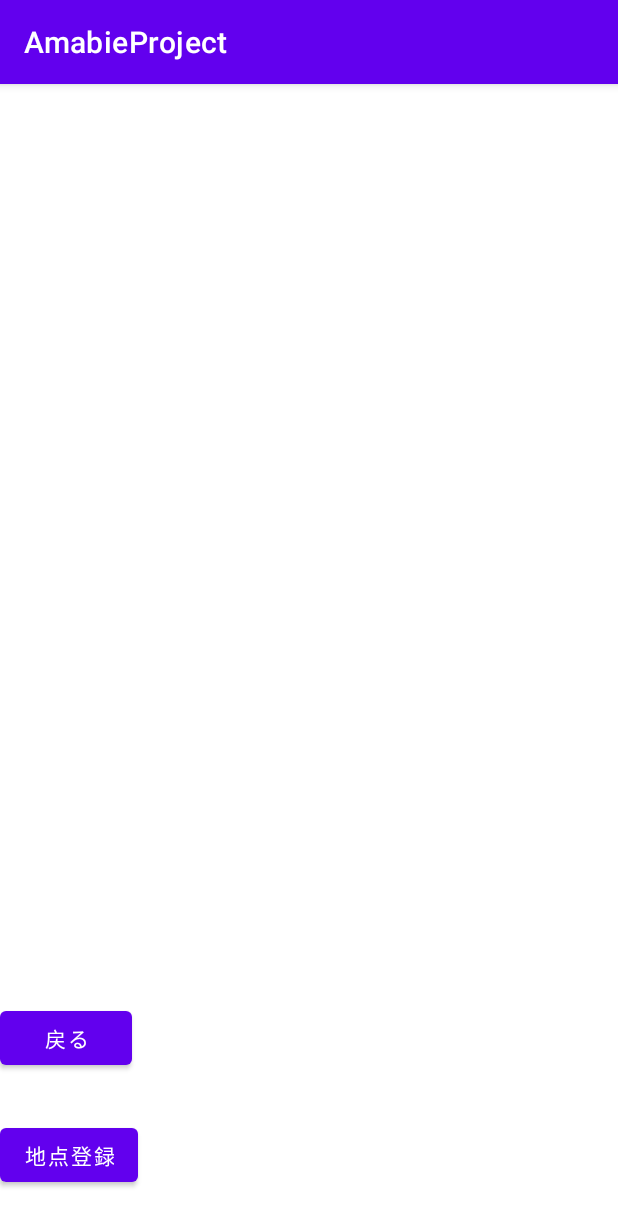
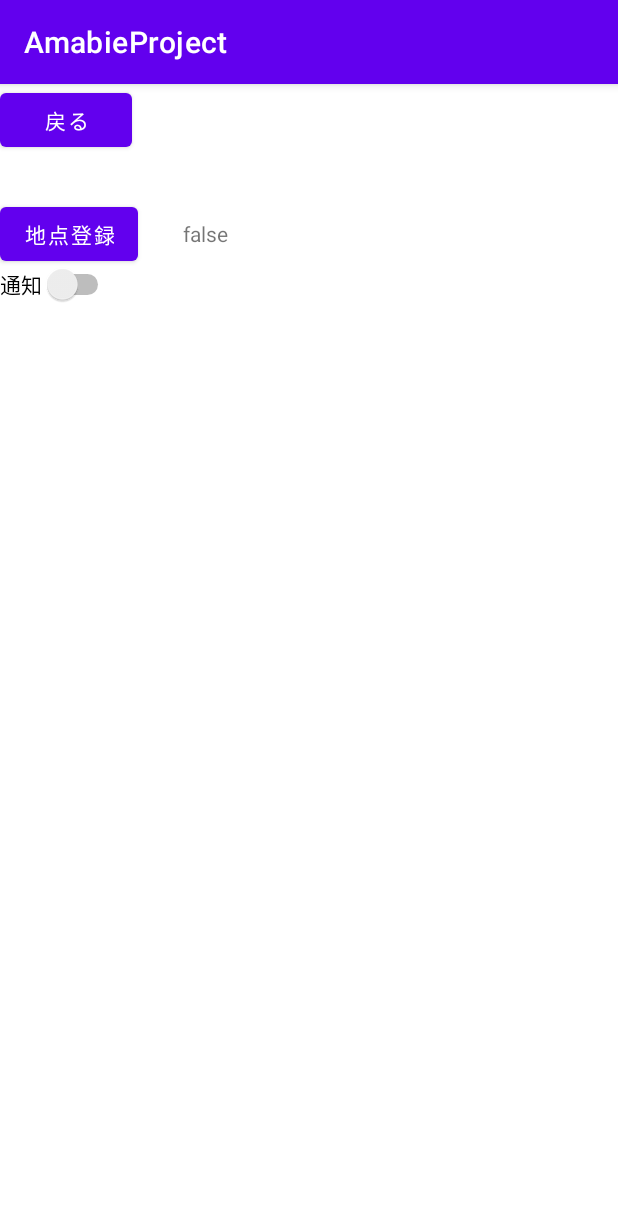
Before and after one commit to FunLocks/team2003, an Android app: the SettingActivity screen opened directly, with no data from a screen before it, on a phone screen of 412 x 824 dp. Shown: the top 1226 px of the screen. Run offline under Robolectric (Android 15) with nearby library versions, the light colour scheme and no system bars.

Commit message:
Set norification true or false

```diff
--- a/AmabieProject/app/src/main/java/com/kobito19/amabieproject/SettingActivity.kt
+++ b/AmabieProject/app/src/main/java/com/kobito19/amabieproject/SettingActivity.kt
@@ -1,17 +1,39 @@
 package com.kobito19.amabieproject
 
+import android.annotation.SuppressLint
 import android.content.Context
 import android.content.Intent
+import android.graphics.Typeface
 import androidx.appcompat.app.AppCompatActivity
 import android.os.Bundle
+import android.util.Log
 import android.view.View
+import android.widget.Switch
 import android.widget.TextView
 
 class SettingActivity : AppCompatActivity() {
+    @SuppressLint("UseSwitchCompatOrMaterialCode")
     override fun onCreate(savedInstanceState: Bundle?) {
         super.onCreate(savedInstanceState)
         setContentView(R.layout.activity_setting)
 
+        val pref = getSharedPreferences("my_settings", Context.MODE_PRIVATE)
+        var notificationButton = findViewById<Switch>(R.id.notfication_button)
+        notificationButton.isChecked = pref.getBoolean("notification_Value", false)
+//        notiButton.setSwitchTypeface(Typeface.DEFAULT_BOLD, Typeface.ITALIC)
+        notificationButton.setOnCheckedChangeListener { _, isChecked ->
+            getSharedPreferences("my_settings", Context.MODE_PRIVATE).edit().apply {
+                if (isChecked) {
+                    putBoolean("notification_Value", true)
+                    apply()
+                    Log.d("switch", "true")
+                } else {
+                    putBoolean("notification_Value", false)
+                    apply()
+                    Log.d("switch", "false")
+                }
+            }
+        }
         /*
         val usertext = intent.getStringExtra("MAP_ACTIVITY")
         val messageView: TextView = findViewById(R.id.textView)
@@ -19,12 +41,17 @@ class SettingActivity : AppCompatActivity() {
 
         displaySetting()
 
+
     }
+
     private fun displaySetting() {
         val pref = getSharedPreferences("my_settings", Context.MODE_PRIVATE)
         val placeValue = pref.getString("placeValue", "")
         val messageView : TextView = findViewById(R.id.textView)
         messageView.text = placeValue
+        val switchValue = pref.getBoolean("notification_Value", false)
+        val switchText : TextView = findViewById(R.id.switchText)
+        switchText.text = switchValue.toString()
 //        val stringValue = pref.getInt("latitude", 0)
 //        val stringValueI = pref.getInt("longitude", 0)
 //        val messageView : TextView = findViewById(R.id.textView)
@@ -33,6 +60,8 @@ class SettingActivity : AppCompatActivity() {
 //        messageViewI.text = "経度$stringValueI"
 
     }
+
+
 
     fun onBackHome(view: View) {
         finish()
--- a/AmabieProject/app/src/main/res/layout/activity_setting.xml
+++ b/AmabieProject/app/src/main/res/layout/activity_setting.xml
@@ -10,30 +10,51 @@
         android:id="@+id/textView"
         android:layout_width="wrap_content"
         android:layout_height="wrap_content"
-        android:layout_marginTop="30dp"
+        android:layout_marginStart="122dp"
+        android:layout_marginLeft="122dp"
+        android:layout_marginTop="60dp"
         android:text=""
+        app:layout_constraintStart_toStartOf="parent"
         app:layout_constraintTop_toTopOf="parent"
-        tools:ignore="MissingConstraints"
-        tools:layout_editor_absoluteX="122dp" />
+        tools:ignore="MissingConstraints" />
 
+
+    <TextView
+        android:id="@+id/switchText"
+        android:layout_width="wrap_content"
+        android:layout_height="wrap_content"
+        android:layout_marginStart="122dp"
+        android:layout_marginLeft="122dp"
+        android:layout_marginTop="90dp"
+        android:text="TextView"
+        app:layout_constraintStart_toStartOf="parent"
+        app:layout_constraintTop_toTopOf="parent" />
 
     <Button
         android:id="@+id/backButton"
         android:layout_width="wrap_content"
         android:layout_height="wrap_content"
-        android:layout_marginBottom="30dp"
         android:onClick="onBackHome"
         android:text="戻る"
-        app:layout_constraintBottom_toTopOf="@+id/maps_button" />
+        app:layout_constraintTop_toTopOf="parent" />
 
     <Button
         android:id="@+id/maps_button"
         android:layout_width="wrap_content"
         android:layout_height="wrap_content"
-        android:layout_marginBottom="30dp"
+        android:layout_marginTop="28dp"
         android:onClick="clickOnMaps"
         android:text="地点登録"
-        app:layout_constraintBottom_toBottomOf="parent"
+        app:layout_constraintTop_toBottomOf="@+id/backButton"
         tools:ignore="MissingConstraints"
-        tools:layout_editor_absoluteX="16dp" />
+        tools:layout_editor_absoluteX="0dp" />
+
+    <Switch
+        android:id="@+id/notfication_button"
+        android:layout_width="wrap_content"
+        android:layout_height="wrap_content"
+        android:layout_marginTop="120dp"
+        android:text="通知"
+        app:layout_constraintTop_toTopOf="parent"
+        tools:ignore="MissingConstraints" />
 </androidx.constraintlayout.widget.ConstraintLayout>
```
